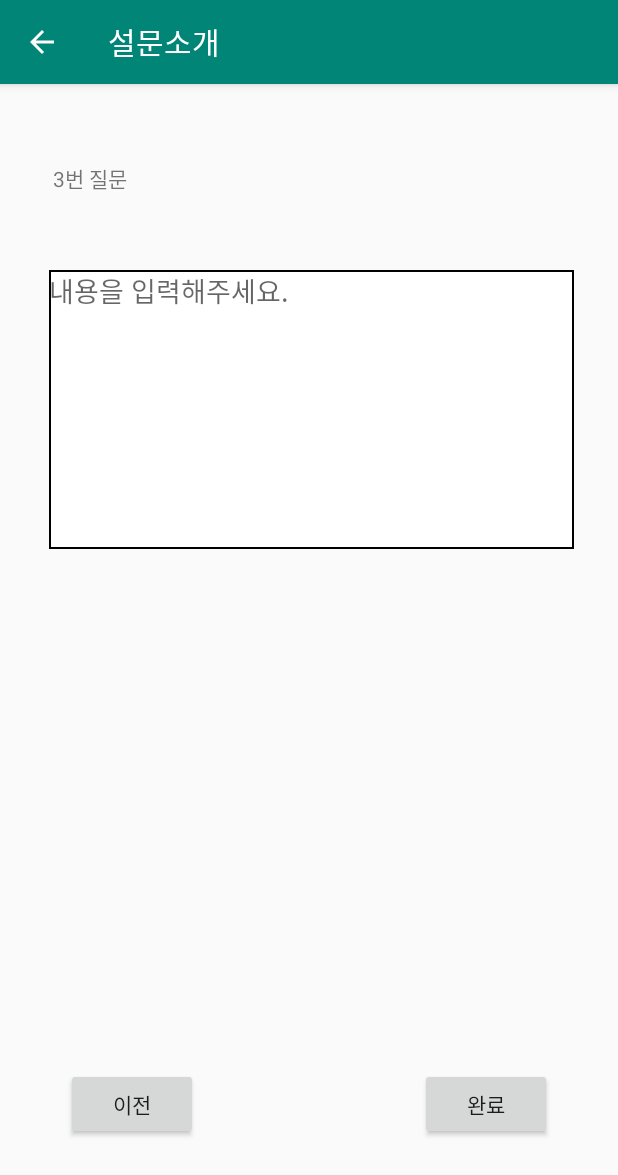
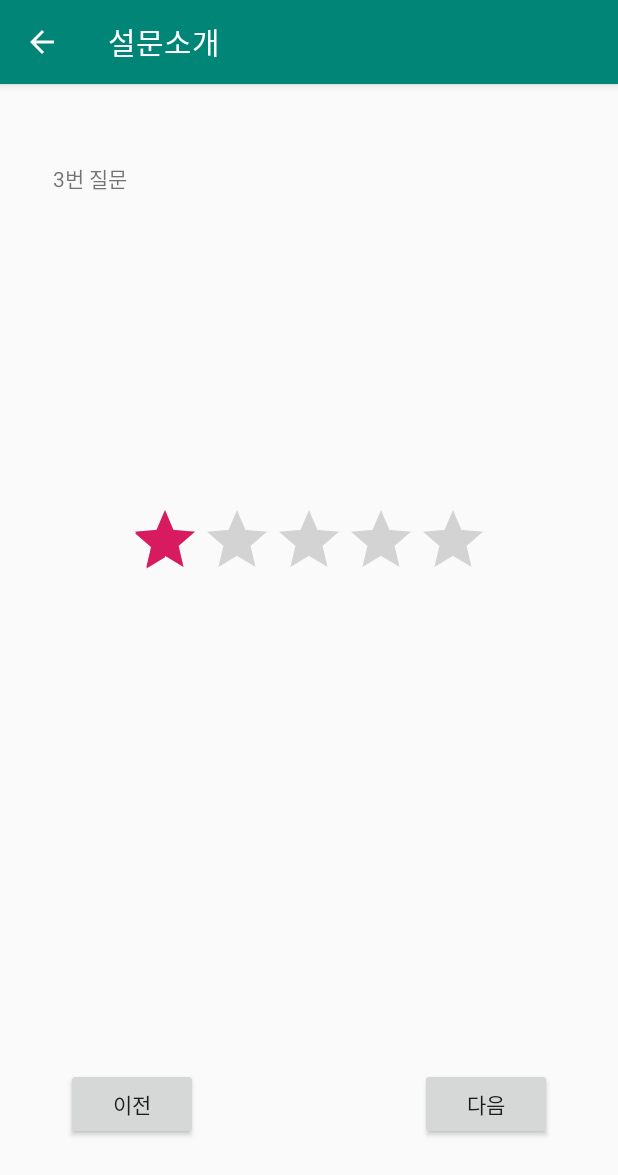
Before and after one commit to 3WDJ-Team-07/inosurvey-android, an Android app: the SurveyFragment screen opened directly, with no data from a screen before it, after a tap on "다음", on a phone screen of 412 x 824 dp. Shown: the top 1175 px of the screen. Run offline under Robolectric (Android 15) with nearby library versions, the phone set to English and light mode, and no system bars; 3 statements that could not run were skipped; 1 other tap on this screen came first.

Commit message:
added ratingBar

```diff
--- a/app/src/main/java/xyz/inosurvey/inosurvey/SurveyActivity.java
+++ b/app/src/main/java/xyz/inosurvey/inosurvey/SurveyActivity.java
@@ -25,7 +25,7 @@ public class SurveyActivity extends AppCompatActivity {
     //public static final int INTRO_PAGE = 0;
     //public static final int RADIO_PAGE = 1;
     //public static final int CHECK_PAGE = 2;
-    ArrayList<Integer> pageArray = new ArrayList<>();   //0=소개, 1=라디오 2=체크 3=주관식
+    ArrayList<Integer> pageArray = new ArrayList<>();   //0=소개, 1=라디오 2=체크 3=별점 4=주관식
 
     protected void onCreate(Bundle savedInstanceState) {
         super.onCreate(savedInstanceState);
@@ -38,6 +38,7 @@ public class SurveyActivity extends AppCompatActivity {
         pageArray.add(1);
         pageArray.add(2);
         pageArray.add(3);
+        pageArray.add(4);
 
         viewPager = findViewById(R.id.viewPager);
         previousButton = findViewById(R.id.previousButton);
--- a/app/src/main/java/xyz/inosurvey/inosurvey/adapter/SurveyViewPagerAdapter.java
+++ b/app/src/main/java/xyz/inosurvey/inosurvey/adapter/SurveyViewPagerAdapter.java
@@ -28,7 +28,6 @@ public class SurveyViewPagerAdapter extends FragmentStatePagerAdapter {
         @Override
         public Fragment getItem (int position) {
             SurveyFragment fragment = new SurveyFragment();
-
             return fragment;
     }
 
@@ -36,8 +35,4 @@ public class SurveyViewPagerAdapter extends FragmentStatePagerAdapter {
         public int getCount () {
         return pageNum.size();
     }
-
-
-
-
 }
--- a/app/src/main/java/xyz/inosurvey/inosurvey/fragment/SurveyFragment.java
+++ b/app/src/main/java/xyz/inosurvey/inosurvey/fragment/SurveyFragment.java
@@ -1,9 +1,11 @@
 package xyz.inosurvey.inosurvey.fragment;
 
+import android.nfc.Tag;
 import android.os.Bundle;
 import android.support.annotation.NonNull;
 import android.support.annotation.Nullable;
 import android.support.v4.app.Fragment;
+import android.util.Log;
 import android.view.LayoutInflater;
 import android.view.MotionEvent;
 import android.view.View;
@@ -11,6 +13,7 @@ import android.view.ViewGroup;
 import android.widget.CheckBox;
 import android.widget.EditText;
 import android.widget.RadioButton;
+import android.widget.RatingBar;
 import android.widget.TextView;
 import java.util.ArrayList;
 import xyz.inosurvey.inosurvey.SurveyActivity;
@@ -21,10 +24,13 @@ public class SurveyFragment extends Fragment {
     CheckBox checkBox1, checkBox2, checkBox3, checkBox4, checkBox5 ,checkBox6;
     RadioButton radioButton1, radioButton2, radioButton3, radioButton4, radioButton5;
     TextView titleContentTextView, titleTextView;
+    RatingBar ratingBar;
     EditText editText;
+    float getRaitngBarScore;
     private ArrayList<CheckBox> cbArray = new ArrayList<>();
     private ArrayList<RadioButton> rbArray = new ArrayList<>();
     private SurveyFragment sf;
+    private final String TAG = "SurveyFragment";
 
     public SurveyFragment() {
     }
@@ -48,6 +54,18 @@ public class SurveyFragment extends Fragment {
         radioButton1 = (RadioButton) v.findViewById(R.id.radioButton1);
         titleContentTextView = (TextView) v.findViewById(R.id.titleContentTextView);
         titleTextView = (TextView) v.findViewById(R.id.titleTextVIew);
+        ratingBar = (RatingBar) v.findViewById(R.id.ratingBar);
+
+        ratingBar.setOnRatingBarChangeListener(new RatingBar.OnRatingBarChangeListener() {
+            @Override
+            public void onRatingChanged(RatingBar ratingBar, float rating, boolean fromUser) {
+                if(ratingBar.getRating()<1.0f){
+                    ratingBar.setRating(1);
+                }
+                getRaitngBarScore = rating;
+                Log.d(TAG, "rating = " + getRaitngBarScore);
+            }
+        });
 
         editText.setHorizontallyScrolling(false);
         editText.setOnTouchListener(new View.OnTouchListener() {
@@ -88,17 +106,21 @@ public class SurveyFragment extends Fragment {
             if(SurveyActivity.exPo != 0)
                 titleContentTextView.setVisibility(View.GONE);
             if(SurveyActivity.exPo == 1){
-                titleTextView.setText("1번 질문");
+                titleTextView.setText(SurveyActivity.exPo +"번 질문");
                 for (int i = 0; i <= 3; i++) {
                     cbArray.get(i).setVisibility(View.VISIBLE);
                 }
             }else if(SurveyActivity.exPo == 2){
-                titleTextView.setText("2번 질문");
+                titleTextView.setText(SurveyActivity.exPo + "번 질문");
                 for(int i =0; i<=2; i++){
                     rbArray.get(i).setVisibility(View.VISIBLE);
                 }
             }else if(SurveyActivity.exPo == 3){
-                titleTextView.setText("3번 질문");
+                titleTextView.setText(SurveyActivity.exPo + "번 질문");
+                ratingBar.setVisibility(View.VISIBLE);
+            }
+            else if(SurveyActivity.exPo == 4){
+                titleTextView.setText(SurveyActivity.exPo + "번 질문");
                 editText.setVisibility(View.VISIBLE);
             }
         }else{
--- a/app/src/main/res/layout/fragment_survey.xml
+++ b/app/src/main/res/layout/fragment_survey.xml
@@ -5,6 +5,23 @@
     xmlns:tools="http://schemas.android.com/tools"
     android:layout_width="match_parent"
     android:layout_height="match_parent">
+
+    <RatingBar
+        android:id="@+id/ratingBar"
+        android:layout_width="wrap_content"
+        android:layout_height="wrap_content"
+        android:layout_marginStart="8dp"
+        android:layout_marginTop="272dp"
+        android:layout_marginEnd="8dp"
+        android:isIndicator="false"
+        android:max="5"
+        android:numStars="5"
+        android:rating="1"
+        android:stepSize="1"
+        android:visibility="gone"
+        app:layout_constraintEnd_toEndOf="parent"
+        app:layout_constraintStart_toStartOf="parent"
+        app:layout_constraintTop_toTopOf="parent" />
 
     <TextView
         android:id="@+id/titleTextVIew"
```
